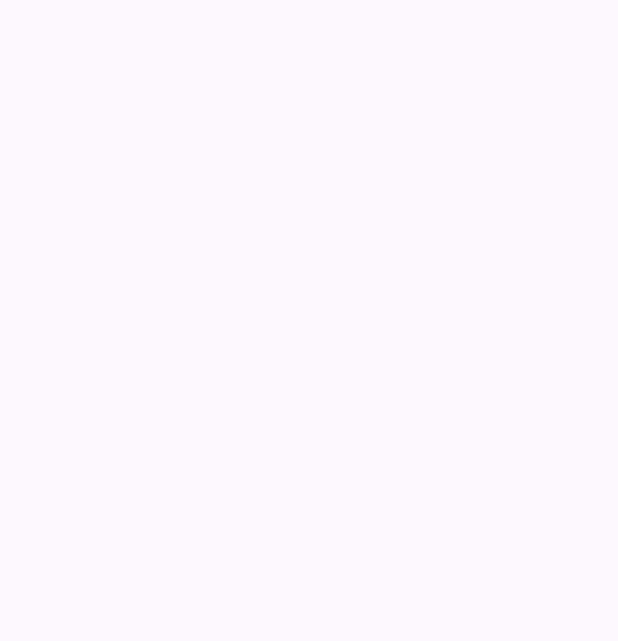
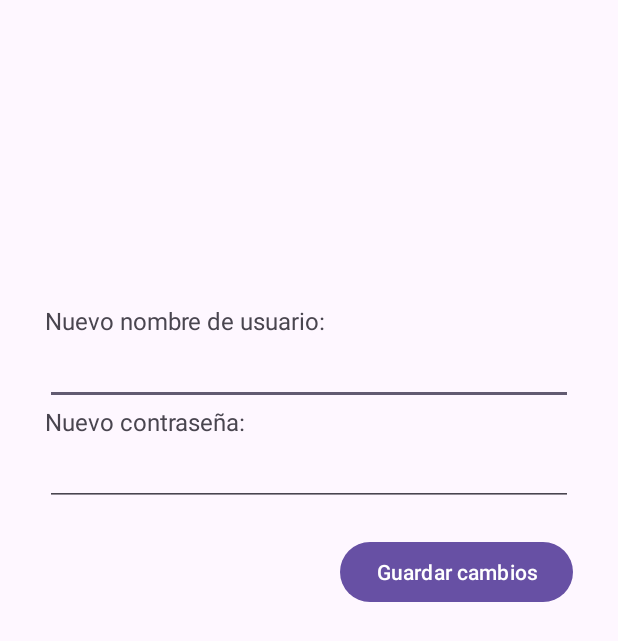
Before and after one commit to adriferro/adrian_fernandez_rodriguez_PMDM_Tarea1, an Android app: the ModificarCredenciales screen opened directly, with no data from a screen before it, on a phone screen of 412 x 824 dp. Before the commit the part shown is empty. Shown: the top 641 px of the screen. Run offline under Robolectric (Android 15) with nearby library versions, the light colour scheme and no system bars.

Commit message:
Interfaz modificar credenciales

```diff
--- a/app/src/main/java/com/example/adrian_fernandez_rodriguez_pmdm_tarea1/ModificarCredenciales.java
+++ b/app/src/main/java/com/example/adrian_fernandez_rodriguez_pmdm_tarea1/ModificarCredenciales.java
@@ -1,6 +1,10 @@
 package com.example.adrian_fernandez_rodriguez_pmdm_tarea1;
 
+import android.content.Intent;
 import android.os.Bundle;
+import android.view.View;
+import android.widget.Button;
+import android.widget.EditText;
 
 import androidx.activity.EdgeToEdge;
 import androidx.appcompat.app.AppCompatActivity;
@@ -20,5 +24,28 @@ public class ModificarCredenciales extends AppCompatActivity {
             v.setPadding(systemBars.left, systemBars.top, systemBars.right, systemBars.bottom);
             return insets;
         });
+
+        // Referencias a los componentes
+        EditText editTextNuevoUsuario = findViewById(R.id.editTextNewName);
+        EditText editTextNuevaContrasena = findViewById(R.id.editTextNewPwd);
+        Button btnGuardarCambios = findViewById(R.id.btnSave);
+
+        // Acción del botón "Guardar cambios"
+        btnGuardarCambios.setOnClickListener(new View.OnClickListener() {
+            @Override
+            public void onClick(View v) {
+                String nuevoUsuario = editTextNuevoUsuario.getText().toString();
+                String nuevaContrasena = editTextNuevaContrasena.getText().toString();
+
+                // Devolver los nuevos datos a la actividad anterior
+                Intent resultIntent = new Intent();
+                resultIntent.putExtra("NEW_USERNAME", nuevoUsuario);
+                resultIntent.putExtra("NEW_PASSWORD", nuevaContrasena);
+                setResult(RESULT_OK, resultIntent);
+
+                // Finalizar la actividad
+                finish();
+            }
+        });
     }
 }
--- a/app/src/main/res/layout/activity_login_correcto.xml
+++ b/app/src/main/res/layout/activity_login_correcto.xml
@@ -22,6 +22,7 @@
             android:layout_width="wrap_content"
             android:layout_height="wrap_content"
             android:layout_marginTop="132dp"
+            android:textSize="16sp"
             app:layout_constraintEnd_toEndOf="parent"
             app:layout_constraintStart_toStartOf="parent"
             app:layout_constraintTop_toTopOf="parent"
--- a/app/src/main/res/layout/activity_modificar_credenciales.xml
+++ b/app/src/main/res/layout/activity_modificar_credenciales.xml
@@ -7,4 +7,71 @@
     android:layout_height="match_parent"
     tools:context=".ModificarCredenciales">
 
+    <LinearLayout
+        android:layout_width="352dp"
+        android:layout_height="419dp"
+        android:orientation="vertical"
+        app:layout_constraintBottom_toBottomOf="parent"
+        app:layout_constraintEnd_toEndOf="parent"
+        app:layout_constraintStart_toStartOf="parent"
+        app:layout_constraintTop_toTopOf="parent">
+
+        <LinearLayout
+            android:layout_width="match_parent"
+            android:layout_height="wrap_content"
+            android:orientation="vertical">
+
+            <TextView
+                android:id="@+id/textViewNewName"
+                android:layout_width="match_parent"
+                android:layout_height="wrap_content"
+                android:text="@string/newName_activity_modificar_credenciales"
+                android:textSize="16sp" />
+
+            <EditText
+                android:id="@+id/editTextNewName"
+                android:layout_width="match_parent"
+                android:layout_height="wrap_content"
+                android:ems="10"
+                android:inputType="text"
+                android:text="" />
+        </LinearLayout>
+
+        <LinearLayout
+            android:layout_width="match_parent"
+            android:layout_height="wrap_content"
+            android:orientation="vertical">
+
+            <TextView
+                android:id="@+id/textViewNewPwd"
+                android:layout_width="match_parent"
+                android:layout_height="wrap_content"
+                android:text="@string/newPwd_activity_modificar_credenciales"
+                android:textSize="16sp" />
+
+            <EditText
+                android:id="@+id/editTextNewPwd"
+                android:layout_width="match_parent"
+                android:layout_height="wrap_content"
+                android:ems="10"
+                android:inputType="text"
+                android:text="" />
+        </LinearLayout>
+
+        <LinearLayout
+            android:layout_width="match_parent"
+            android:layout_height="wrap_content"
+            android:layout_marginTop="20dp"
+            android:gravity="right"
+            android:orientation="vertical">
+
+            <Button
+                android:id="@+id/btnSave"
+                android:layout_width="wrap_content"
+                android:layout_height="wrap_content"
+                android:text="@string/btnGuardar_activity_modificar_credenciales"
+                android:textAlignment="viewEnd" />
+        </LinearLayout>
+
+    </LinearLayout>
 </androidx.constraintlayout.widget.ConstraintLayout>
--- a/app/src/main/res/values/strings.xml
+++ b/app/src/main/res/values/strings.xml
@@ -13,4 +13,8 @@
     <string name="hour_activity_alarma">Hora: </string>
     <string name="min_activity_alarma">Minutos: </string>
     <string name="btnCrearAlarma_activity_alarma">Crear alarma</string>
+
+    <string name="newName_activity_modificar_credenciales">Nuevo nombre de usuario:</string>
+    <string name="newPwd_activity_modificar_credenciales">Nuevo contraseña:</string>
+    <string name="btnGuardar_activity_modificar_credenciales">Guardar cambios</string>
 </resources>
```
Also changed, not shown: app/src/main/java/com/example/adrian_fernandez_rodriguez_pmdm_tarea1/Login.java (+11 -5 lines), app/src/main/res/layout/activity_alarma.xml (+6 -3 lines).
